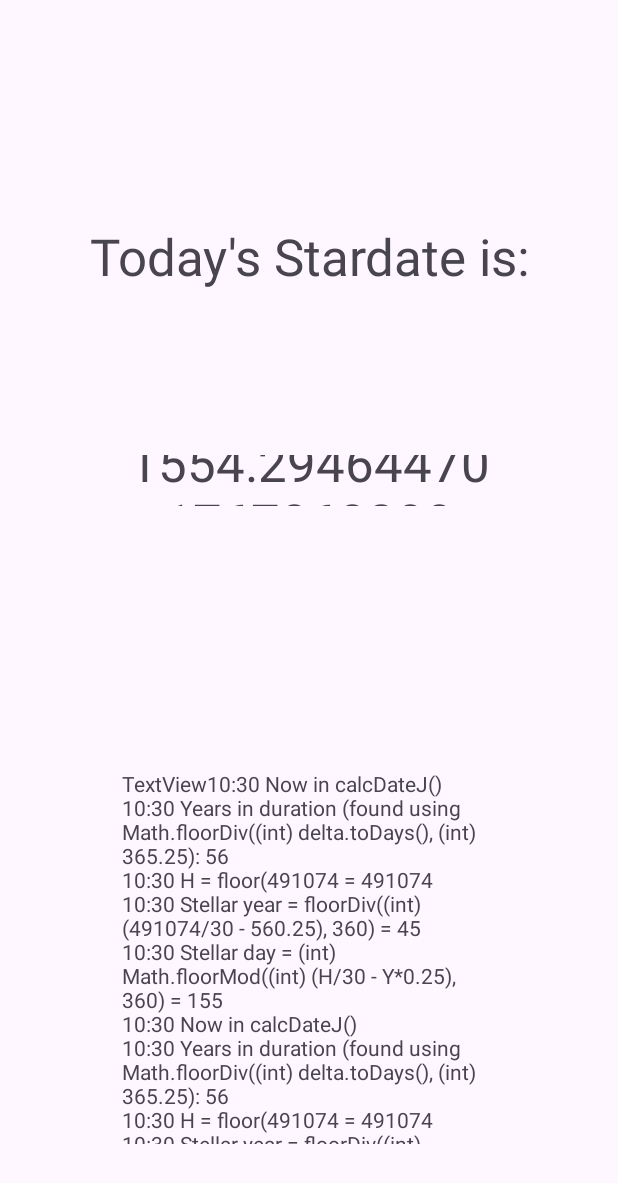
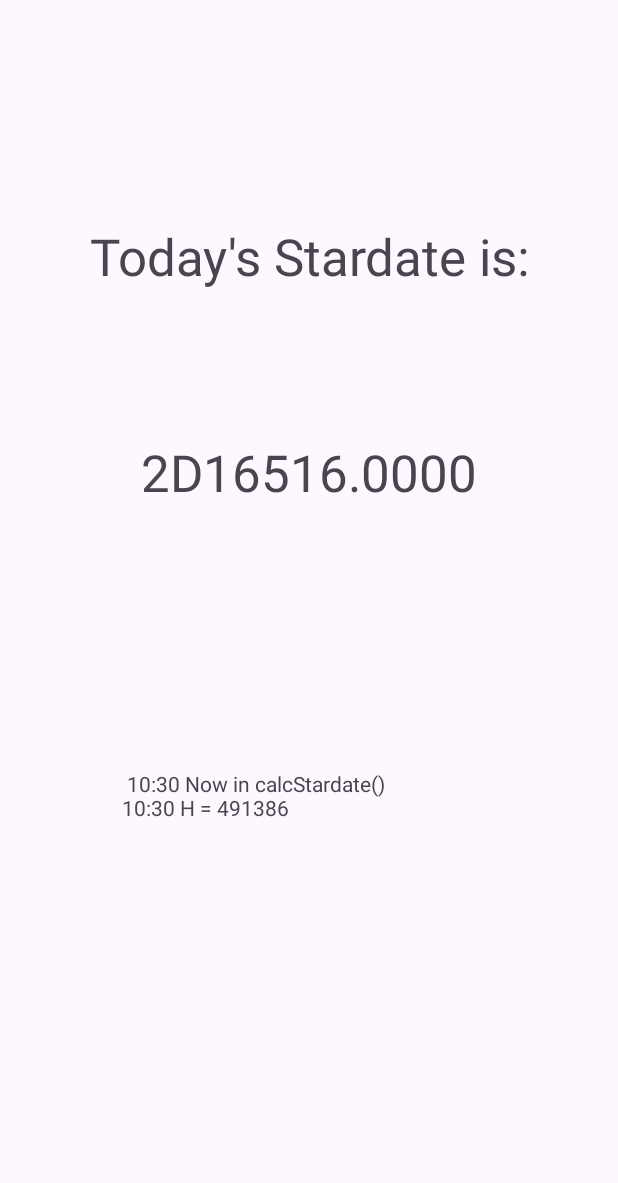
Before and after one commit to 2744-ContriteArray/Calendarium-Stellare-in-Androidio, an Android app: the screen it shows after launch (MainActivity), on a phone screen of 412 x 824 dp. Shown: the top 1183 px of the screen. Run offline under Robolectric (Android 15) with nearby library versions, the light colour scheme and no system bars.

Commit message:
VERSION 0.0.1
- Amended debug printouts
- Commented out all calculation operations after line 168 and before the return statment
   - Problem identified with decToHex() not returning properly
   - Plan is to comb through the operations task by task and verify (this is reflected in next change point)
- Moved TODO block to start at line 170, amended contents
- Updated Gradle
- Changed zeroDayGreg on line 145 to zeroDayJules
- Verified validity of year, day, and hour operations

CURRENT ISSUES
- Calculations in calcDateJ() need verification
- Calculated stardate is discrepant with calculated stardate on python desktop application by at least 7 years and contains erroneous decimal places far out of format scope of 4 places

```diff
--- a/app/src/main/java/com/ContriteArray/calendariumstellareAndr/MainActivity.java
+++ b/app/src/main/java/com/ContriteArray/calendariumstellareAndr/MainActivity.java
@@ -34,9 +34,14 @@ public class MainActivity extends AppCompatActivity {
     }
 
     public static void debugPrintln(String message) {
-        debugHermes.append((LocalDateTime.now().getHour()+":" +
-                LocalDateTime.now().getMinute() + " " + message+"\n"));
+        if(message=="/clear"){
+            debugHermes.setText(" ");
+        }
+        else {
+            debugHermes.append((LocalDateTime.now().getHour() + ":" +
+                    LocalDateTime.now().getMinute() + " " + message + "\n"));
 //        debugHermes.setText(message);
+        }
     }
 
     @Override
@@ -46,6 +51,7 @@ public class MainActivity extends AppCompatActivity {
         TextView Today_Is = (TextView) findViewById(R.id.Today_is);
         TextView StarNow = (TextView) findViewById(R.id.NowDate);
         debugHermes = (TextView) findViewById(R.id.debugHermes);
+        debugHermes.setText("");
 
         Star_today = new stardate();
         // get stardate
--- a/app/src/main/java/com/ContriteArray/calendariumstellareAndr/stardate.java
+++ b/app/src/main/java/com/ContriteArray/calendariumstellareAndr/stardate.java
@@ -9,7 +9,7 @@ import java.time.*;
 
 public class stardate
 {
-    private List<String> datum = new ArrayList<String>();
+    private ArrayList<String> datum;
 
     // ZERO DAYS
     private final LocalDateTime zeroDayGreg =
@@ -20,21 +20,15 @@ public class stardate
     // Setter for datum
     public void setDatum(ArrayList<String> when)
     {
+        //MainActivity.debugPrintln(("In setDatum - param \"when\" = "+when));
         try {
-            for (int i = 0; i < 6; i++) {
-                if(this.datum.get(i).equals("."))
-                {
-                    continue;
-                }
-                else {
-                    this.datum.set(i, when.get(i));
-                }
-            }
+            this.datum.addAll(when);
+            //MainActivity.debugPrintln(("datum = "+this.datum));
         }catch (IndexOutOfBoundsException e)
         {
             MainActivity.debugPrintln(("ERROR IN setDatum(): "+e.getMessage()));
             MainActivity.debugPrintln(("STACK TRACE: "+e.getStackTrace()));
-            throw new RuntimeException(e);
+//            throw new RuntimeException(e);
         }
     }
 
@@ -43,13 +37,32 @@ public class stardate
     // Purpose: convert decimal integers to hexadecimal strings
     private static String decToHex(int dec)
     {
+        //MainActivity.debugPrintln("Now in decToHex()");
         String hexa = "";
-        ArrayList<String> buff = new ArrayList<String>();
+        ArrayList<String> buff = new ArrayList<>();
+
+        /*if(buff.isEmpty()){
+            MainActivity.debugPrintln("buff was just constructed and found empty");
+        }
+        else{
+            MainActivity.debugPrintln("buff was just constructed and found not empty");
+            MainActivity.debugPrintln(("buff is of size "+buff.size()));
+        }*/
         String[] numLett = new String[] {"A", "B", "C", "D", "E", "F"};
+        //MainActivity.debugPrintln(("param dec evaluates to "+dec));
 
+        /*
+        TODO
+            [*] evaluate operations within while loop
+                [*] debugPrintln() calls for to assess each value/result
+                [*] Identify problem: Why tf is this shit returning empties?
+         */
         // math time
+        int iter = 0;
         while(dec > 0)
         {
+            iter++;
+            //MainActivity.debugPrintln(("WHILE LOOP ITERATION #"+iter));
             // if the remainder > 9, it's a letter not 10-16
             if((dec%16) >= 10)// && ((dec%16) <= 15))
             {
@@ -60,16 +73,23 @@ public class stardate
                 // remainder <= 9
                 buff.add(String.valueOf(dec%16));
             }
+            //MainActivity.debugPrintln(("dec%16 = "+dec%16));
+            //MainActivity.debugPrintln(("buff = "+buff));
 
             // amend dec to reflect dec/16 without remainder as floats
+            //MainActivity.debugPrintln(("Math.floorDiv(dec, 16) = "+Math.floorDiv(dec,16)));
             dec = Math.floorDiv(dec, 16);
         }
-
+        /*MainActivity.debugPrintln("/clear");
+        MainActivity.debugPrintln("ABOUT TO ENTER FOR LOOP");
+        MainActivity.debugPrintln(("buff.size() returns "+buff.size()));*/
         // assemble the collected remainders into the hex number
-        for(int i = buff.size()-1; i == 0; i--)
+        for(int i = buff.size()-1; i >= 0; i--)
         {
             hexa = hexa.concat(buff.get(i));
         }
+//        MainActivity.debugPrintln("EXITED FOR LOOP");
+//        MainActivity.debugPrintln(("hexa = "+hexa));
 
         return hexa;
     }
@@ -132,55 +152,82 @@ public class stardate
         return dec;
     }
 
-    /// TODO:
-    /// [] Review calculations and formulae
-    ///     - could it be a datatype issue?
-    /// [] Verify accuracy
-    /// [] Repeat review until refined
-    /// [] Review formatting
-    ///     - only 4 decimal places
     public ArrayList<String> calcStardate()
     {
         ArrayList<String> when = new ArrayList<>();
-        // THROWS INDEX OUT OF BOUNDS ERROR, INDEX: 3, SIZE: 0
-        //when.add(3, ".");
 
         // Debug printout
-        MainActivity.debugPrintln("Now in calcDateJ()");
+        MainActivity.debugPrintln("/clear");
+        MainActivity.debugPrintln("Now in calcStardate()");
 
         // Get right fucking now and convert to Julian
         LocalDateTime rightFuckinNow = LocalDateTime.now().minusDays((long) 13.0075);
         // Get duration difference between zero day and rn
-        Duration delta = Duration.between(zeroDayGreg, rightFuckinNow);
+        Duration delta = Duration.between(zeroDayJules, rightFuckinNow);
         // Convert to Julian
         //delta.minusDays((long) 13.0075);
 
 // CALCULATIONS
         // Calculate Julian years
         int Y = (int) (Math.floorDiv((int) delta.toDays(), (int) 365.25));
-        MainActivity.debugPrintln(("Years in duration " +
-                "(found using Math.floorDiv((int) delta.toDays(), (int) 365.25): "+Y));
+        //MainActivity.debugPrintln(("Y = "+Y));
+        //MainActivity.debugPrintln(("Years in duration " +
+        //        "(found using Math.floorDiv((int) delta.toDays(), (int) 365.25): "+Y));
 
         int H = (int) Math.floor(delta.toHours());
-        MainActivity.debugPrintln(("H = floor("+delta.toHours()+" = "+ H));
+        MainActivity.debugPrintln(("H = "+ H));
 
         // Calculate stellar year and convert to hex
         int StellarYear = (int) Math.floorDiv((int) (H/30 - Y*0.25), 360);
-        MainActivity.debugPrintln(("Stellar year = floorDiv((int) ("+ H +
-                "/30 - " + Y + "0.25), 360) = " + StellarYear));
+        //MainActivity.debugPrintln(("StellarYear = "+StellarYear));
+        //MainActivity.debugPrintln(("Converted to dex = "+decToHex(StellarYear)));
+        /*MainActivity.debugPrintln(("Stellar year = floorDiv((int) ("+ H +
+                "/30 - " + Y + "0.25), 360) = " + StellarYear));*/
+        //when.set(0, decToHex(StellarYear));
         when.add(decToHex(StellarYear));
+
+        /*
+        TODO:
+         [] Review calculations and formulae
+             - Comb through operations and verify step-by-step
+             - Problem detected with decToHex(StellarYear) not returning proper
+             - Debug printout in-app reads as blank
+             - Could be returning an empty string or could be some other issue
+             - Need further review to diagnose and treat
+             - Verify accuracy
+             - Repeat review until refined and repeat for every calculation
+             [*] Years
+             [*] Days
+             [*] Hours
+             [] Minutes
+             [] Seconds
+         [] Review formatting
+             - only 4 decimal places
+        */
 
         // Convert days
         int StellarDay = (int) Math.floorMod((int) (H/30 - Y*0.25), 360);
-        MainActivity.debugPrintln("Stellar day = (int) Math.floorMod((int) (H/30 - Y*0.25), 360) " +
-                "= "+StellarDay);
+        //MainActivity.debugPrintln("NOW EVALUATING STELLAR DAY CALCULATIONS");
+        //MainActivity.debugPrintln("Stellar day = (int) Math.floorMod((int) (H/30 - Y*0.25), 360) " +
+        //        "= "+StellarDay);
         when.add(String.valueOf(StellarDay));
-
         // Convert hours
+        //MainActivity.debugPrintln("NOW EVALUATING HOUR CALCULATIONS");
         int StellarHour = H%30;
+        //MainActivity.debugPrintln(("H%30 = " + StellarHour));
         when.add(String.valueOf(StellarHour));
         when.add(".");
 
+        //MainActivity.debugPrintln(("String.valueOf(delta.toMinutes()) = "+String.valueOf(delta.toMinutes())));
+
+        // Calculate Minutes
+        /*
+        TODO
+            [] Convert stellar years to minutes
+            [] Subtract above from delta.toMinutes() and floor() it
+         */
+        int goneYears;
+        /*
         // Format stellar minutes
         if(delta.toMinutes() < 10)
         {
@@ -198,13 +245,14 @@ public class stardate
         else{
             when.add(5, String.valueOf(delta.toSeconds()));
         }
-
+*/
+        when.add("0000");
         return when;
     }
 
     public stardate()
     {
-        // Initialize datum
+        /*// Initialize datum
         for (int i=0; i<=5; i++)
         {
             if(i==3)
@@ -215,7 +263,9 @@ public class stardate
             {
                 this.datum.add("00");
             }
-        }
+        }*/
+        this.datum = new ArrayList<String>();
+        MainActivity.debugPrintln(("datum.isEmpty() evaluates to "+this.datum.isEmpty()));
 
         //LocalDateTime rightNowGreg = LocalDateTime.now();
         this.setDatum(this.calcStardate());
```
Also changed, not shown: gradle/wrapper/gradle-wrapper.properties, 3 other files.
